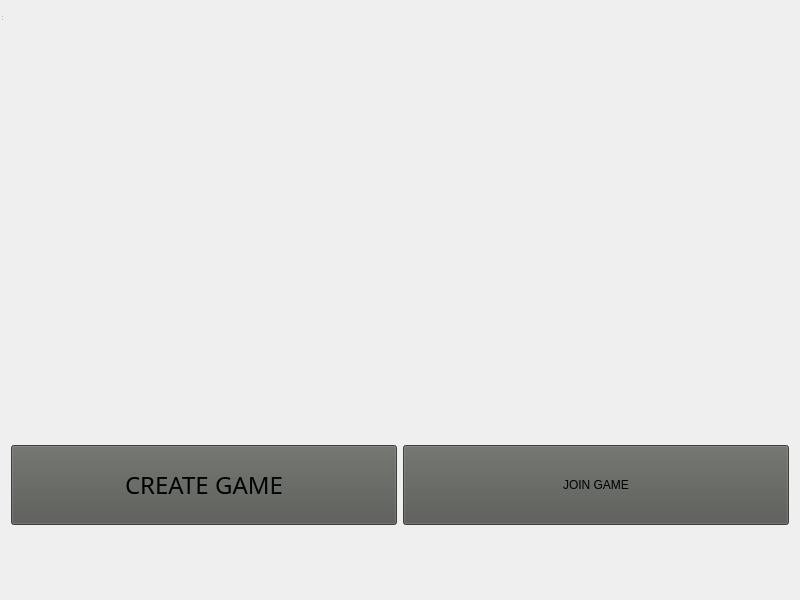
The window that client/client_interface/maingame.ui (fsardella/Dune_TP3) describes before a commit, drawn with Qt 5.
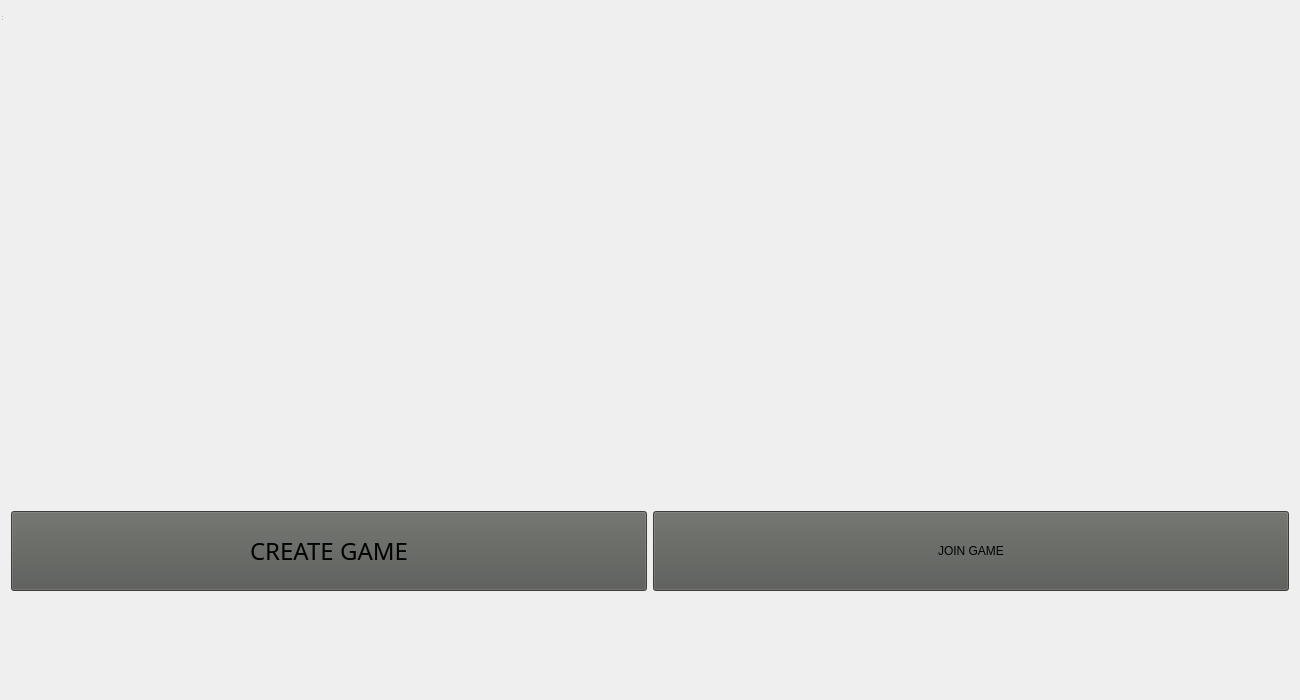
The same window after the commit.

```diff
--- a/client/client_interface/maingame.ui
+++ b/client/client_interface/maingame.ui
@@ -6,8 +6,8 @@
    <rect>
     <x>0</x>
     <y>0</y>
-    <width>800</width>
-    <height>600</height>
+    <width>1300</width>
+    <height>700</height>
    </rect>
   </property>
   <property name="windowTitle">
@@ -18,8 +18,8 @@
     <widget class="QPushButton" name="createGameButton">
      <property name="maximumSize">
       <size>
-       <width>16777215</width>
-       <height>80</height>
+       <width>1300</width>
+       <height>700</height>
       </size>
      </property>
      <property name="font">
```
